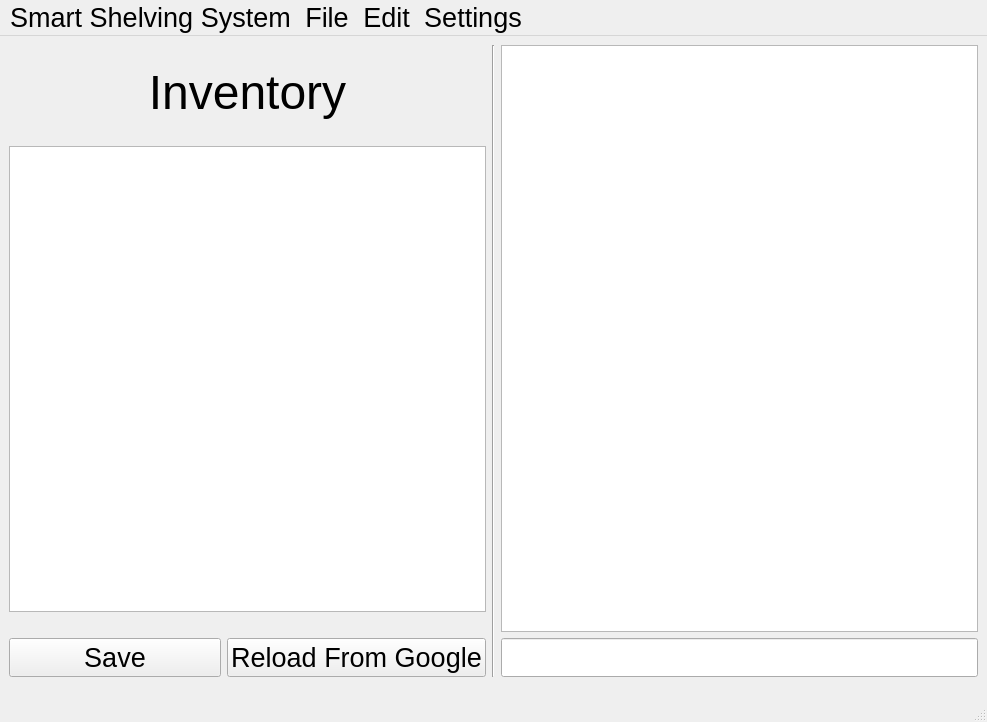
Old version of the form management/src/Smart_Shelving_System.ui in the repository nicoshinozaki/Smart-Shelving-System.
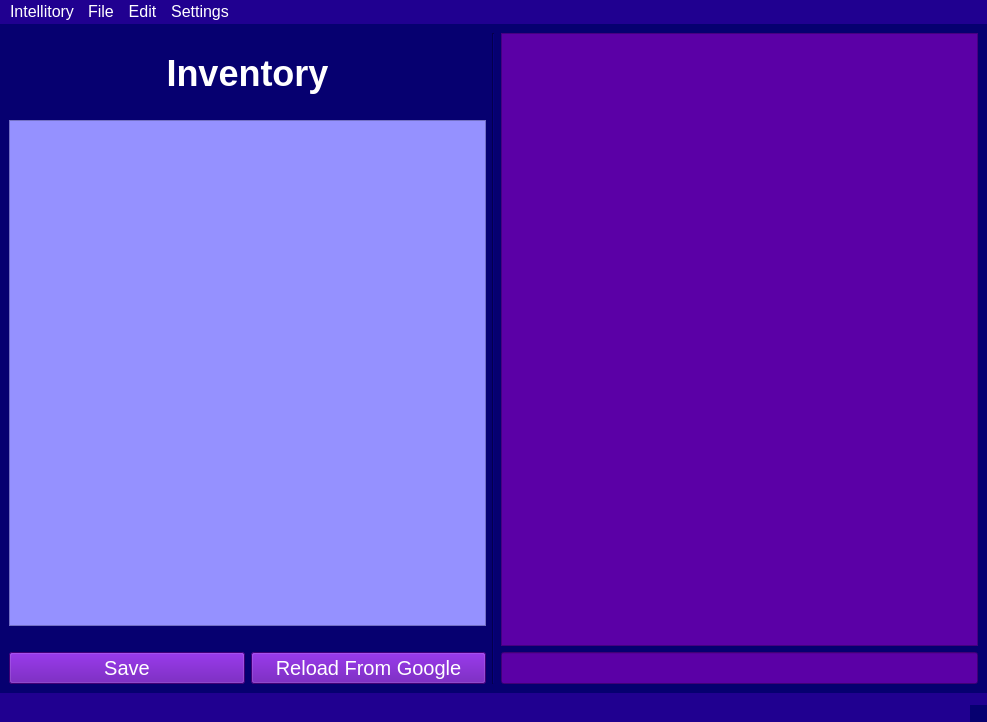
New version of the form. Icons and pictures are not drawn.

Diff of the .ui file:
```diff
--- a/management/src/Smart_Shelving_System.ui
+++ b/management/src/Smart_Shelving_System.ui
@@ -12,12 +12,84 @@
   </property>
   <property name="font">
    <font>
-    <pointsize>20</pointsize>
+    <family>Arial</family>
+    <pointsize>-1</pointsize>
    </font>
   </property>
   <property name="windowTitle">
    <string>Inventory Management</string>
   </property>
+  <property name="styleSheet">
+   <string notr="true">QWidget {
+    font-size: 20px;
+    background-color: #060070;
+    color: white;
+    font-family: 'Arial';
+}
+
+QLabel {
+    background-color: #060070;
+    color: white;
+    font-family: 'Arial';
+}
+
+QPushButton {
+    font-size: 20px;
+    background-color: #5B00A6; /* Dark Purple */
+    color: white;
+}
+
+QPlainTextEdit {
+    font-size: 16px;
+    font-family: 'DejaVu Sans Mono';
+    background-color: #5B00A6; /* Dark Purple */
+    color: white;
+}
+
+QLineEdit {
+    font-family: 'DejaVu Sans Mono';
+    background-color: #5B00A6;
+    color: white;
+}
+
+QTableWidget {
+    background-color: #9591FF; /* Light blue */
+    alternate-background-color: #C891FF; /* Lighter purple */
+    color: black;
+}
+
+QTableWidget::item:selected {
+    font-size: 24px;
+    background-color: #FFFEA6; /* Light Yellow */
+    color: black;         
+}
+
+QHeaderView::section:horizontal {
+    font-size: 20px;
+    background-color: #0800FF /* Blue */
+}
+
+QHeaderView::section:vertical {
+    font-size: 20px;
+    background-color: #8000FF /* Purple */
+}
+
+QTableCornerButton::section {
+    background-color: #0800FF /* Blue */
+}
+
+QStatusBar {
+    background-color:  #200090
+}
+QMenuBar {
+    font-size: 16px;
+    background-color:  #200090
+}
+QMenu {
+    font-size: 16px;
+    background-color:  #200090
+}</string>
+  </property>
   <property name="locale">
    <locale language="English" country="UnitedStates"/>
   </property>
@@ -44,10 +116,19 @@
          <widget class="QLabel" name="label">
           <property name="font">
            <font>
-            <family>Helvetica</family>
-            <pointsize>36</pointsize>
+            <family>Arial</family>
+            <pointsize>-1</pointsize>
+            <bold>true</bold>
            </font>
           </property>
+          <property name="styleSheet">
+           <string notr="true">QLabel {
+    font-size: 36px;
+    background-color: #060070;
+    color: white;
+    font-family: 'Arial';
+}</string>
+          </property>
           <property name="text">
            <string>Inventory</string>
           </property>
@@ -83,6 +164,33 @@
           <property name="palette">
            <palette>
             <active>
+             <colorrole role="WindowText">
+              <brush brushstyle="SolidPattern">
+               <color alpha="255">
+                <red>0</red>
+                <green>0</green>
+                <blue>0</blue>
+               </color>
+              </brush>
+             </colorrole>
+             <colorrole role="Button">
+              <brush brushstyle="SolidPattern">
+               <color alpha="255">
+                <red>149</red>
+                <green>145</green>
+                <blue>255</blue>
+               </color>
+              </brush>
+             </colorrole>
+             <colorrole role="Text">
+              <brush brushstyle="SolidPattern">
+               <color alpha="255">
+                <red>0</red>
+                <green>0</green>
+                <blue>0</blue>
+               </color>
+              </brush>
+             </colorrole>
              <colorrole role="BrightText">
               <brush brushstyle="SolidPattern">
                <color alpha="255">
@@ -92,17 +200,80 @@
                </color>
               </brush>
              </colorrole>
+             <colorrole role="ButtonText">
+              <brush brushstyle="SolidPattern">
+               <color alpha="255">
+                <red>0</red>
+                <green>0</green>
+                <blue>0</blue>
+               </color>
+              </brush>
+             </colorrole>
+             <colorrole role="Base">
+              <brush brushstyle="SolidPattern">
+               <color alpha="255">
+                <red>149</red>
+                <green>145</green>
+                <blue>255</blue>
+               </color>
+              </brush>
+             </colorrole>
+             <colorrole role="Window">
+              <brush brushstyle="SolidPattern">
+               <color alpha="255">
+                <red>149</red>
+                <green>145</green>
+                <blue>255</blue>
+               </color>
+              </brush>
+             </colorrole>
              <colorrole role="AlternateBase">
               <brush brushstyle="SolidPattern">
                <color alpha="255">
-                <red>48</red>
-                <green>48</green>
-                <blue>48</blue>
+                <red>200</red>
+                <green>145</green>
+                <blue>255</blue>
+               </color>
+              </brush>
+             </colorrole>
+             <colorrole role="PlaceholderText">
+              <brush brushstyle="SolidPattern">
+               <color alpha="128">
+                <red>0</red>
+                <green>0</green>
+                <blue>0</blue>
                </color>
               </brush>
              </colorrole>
             </active>
             <inactive>
+             <colorrole role="WindowText">
+              <brush brushstyle="SolidPattern">
+               <color alpha="255">
+                <red>0</red>
+                <green>0</green>
+                <blue>0</blue>
+               </color>
+              </brush>
+             </colorrole>
+             <colorrole role="Button">
+              <brush brushstyle="SolidPattern">
+               <color alpha="255">
+                <red>149</red>
+                <green>145</green>
+                <blue>255</blue>
+               </color>
+              </brush>
+             </colorrole>
+             <colorrole role="Text">
+              <brush brushstyle="SolidPattern">
+               <color alpha="255">
+                <red>0</red>
+                <green>0</green>
+                <blue>0</blue>
+               </color>
+              </brush>
+             </colorrole>
              <colorrole role="BrightText">
               <brush brushstyle="SolidPattern">
                <color alpha="255">
@@ -112,17 +283,80 @@
                </color>
               </brush>
              </colorrole>
+             <colorrole role="ButtonText">
+              <brush brushstyle="SolidPattern">
+               <color alpha="255">
+                <red>0</red>
+                <green>0</green>
+                <blue>0</blue>
+               </color>
+              </brush>
+             </colorrole>
+             <colorrole role="Base">
+              <brush brushstyle="SolidPattern">
+               <color alpha="255">
+                <red>149</red>
+                <green>145</green>
+                <blue>255</blue>
+               </color>
+              </brush>
+             </colorrole>
+             <colorrole role="Window">
+              <brush brushstyle="SolidPattern">
+               <color alpha="255">
+                <red>149</red>
+                <green>145</green>
+                <blue>255</blue>
+               </color>
+              </brush>
+             </colorrole>
              <colorrole role="AlternateBase">
               <brush brushstyle="SolidPattern">
                <color alpha="255">
-                <red>48</red>
-                <green>48</green>
-                <blue>48</blue>
+                <red>200</red>
+                <green>145</green>
+                <blue>255</blue>
+               </color>
+              </brush>
+             </colorrole>
+             <colorrole role="PlaceholderText">
+              <brush brushstyle="SolidPattern">
+               <color alpha="128">
+                <red>0</red>
+                <green>0</green>
+                <blue>0</blue>
                </color>
               </brush>
              </colorrole>
             </inactive>
             <disabled>
+             <colorrole role="WindowText">
+              <brush brushstyle="SolidPattern">
+               <color alpha="255">
+                <red>0</red>
+                <green>0</green>
+                <blue>0</blue>
+               </color>
+              </brush>
+             </colorrole>
+             <colorrole role="Button">
+              <brush brushstyle="SolidPattern">
+               <color alpha="255">
+                <red>149</red>
+                <green>145</green>
+                <blue>255</blue>
+               </color>
+              </brush>
+             </colorrole>
+             <colorrole role="Text">
+              <brush brushstyle="SolidPattern">
+               <color alpha="255">
+                <red>0</red>
+                <green>0</green>
+                <blue>0</blue>
+               </color>
+              </brush>
+             </colorrole>
              <colorrole role="BrightText">
               <brush brushstyle="SolidPattern">
                <color alpha="255">
@@ -132,12 +366,48 @@
                </color>
               </brush>
              </colorrole>
+             <colorrole role="ButtonText">
+              <brush brushstyle="SolidPattern">
+               <color alpha="255">
+                <red>0</red>
+                <green>0</green>
+                <blue>0</blue>
+               </color>
+              </brush>
+             </colorrole>
+             <colorrole role="Base">
+              <brush brushstyle="SolidPattern">
+               <color alpha="255">
+                <red>149</red>
+                <green>145</green>
+                <blue>255</blue>
+               </color>
+              </brush>
+             </colorrole>
+             <colorrole role="Window">
+              <brush brushstyle="SolidPattern">
+               <color alpha="255">
+                <red>149</red>
+                <green>145</green>
+                <blue>255</blue>
+               </color>
+              </brush>
+             </colorrole>
              <colorrole role="AlternateBase">
               <brush brushstyle="SolidPattern">
                <color alpha="255">
-                <red>48</red>
-                <green>48</green>
-                <blue>48</blue>
+                <red>200</red>
+                <green>145</green>
+                <blue>255</blue>
+               </color>
+              </brush>
+             </colorrole>
+             <colorrole role="PlaceholderText">
+              <brush brushstyle="SolidPattern">
+               <color alpha="128">
+                <red>0</red>
+                <green>0</green>
+                <blue>0</blue>
                </color>
               </brush>
              </colorrole>
@@ -146,7 +416,8 @@
           </property>
           <property name="font">
            <font>
-            <pointsize>24</pointsize>
+            <family>Arial</family>
+            <pointsize>-1</pointsize>
            </font>
           </property>
           <property name="mouseTracking">
@@ -202,8 +473,8 @@
        <widget class="QPlainTextEdit" name="ConsoleDisplay">
         <property name="font">
          <font>
-          <family>Courier New</family>
-          <pointsize>16</pointsize>
+          <family>DejaVu Sans Mono</family>
+          <pointsize>-1</pointsize>
          </font>
         </property>
         <property name="readOnly">
@@ -215,7 +486,8 @@
        <widget class="QLineEdit" name="ConsoleInput">
         <property name="font">
          <font>
-          <pointsize>20</pointsize>
+          <family>DejaVu Sans Mono</family>
+          <pointsize>-1</pointsize>
          </font>
         </property>
        </widget>
@@ -235,7 +507,7 @@
    </property>
    <widget class="QMenu" name="menuSmart_Shelving_System">
     <property name="title">
-     <string>Smart Shelving System</string>
+     <string>Intellitory</string>
     </property>
     <addaction name="actionAbout"/>
     <addaction name="separator"/>
```
Left out of the diff: 3 changed lines with no effect on the pictures.
